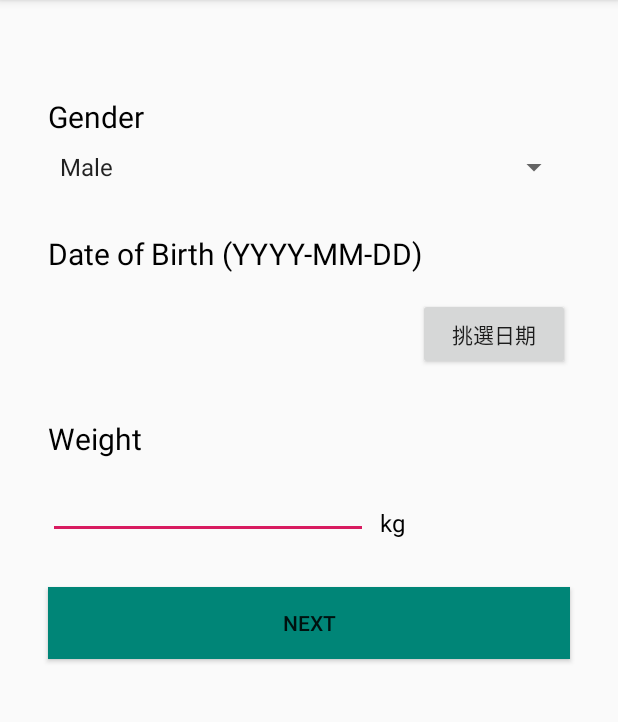
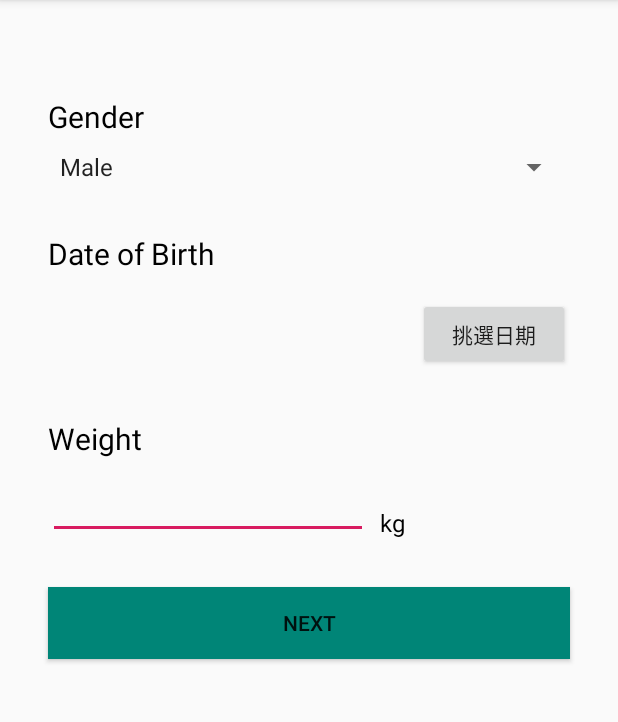
Before and after one commit to hank1992/HealthKeeper, an Android app: the screen it shows after launch (MainActivity), on a phone screen of 412 x 824 dp, the part 84-806 px from its top. Run offline under Robolectric (Android 15) with nearby library versions, the phone set to English and light mode, and no system bars.

```diff
--- a/app/src/main/res/layout/activity_main.xml
+++ b/app/src/main/res/layout/activity_main.xml
@@ -36,7 +36,7 @@
         android:layout_height="wrap_content"
         android:layout_marginStart="32dp"
         android:layout_marginTop="32dp"
-        android:text="Date of Birth (YYYY-MM-DD)"
+        android:text="Date of Birth"
         android:textColor="#000000"
         android:textSize="20sp"
         app:layout_constraintStart_toStartOf="parent"
```
